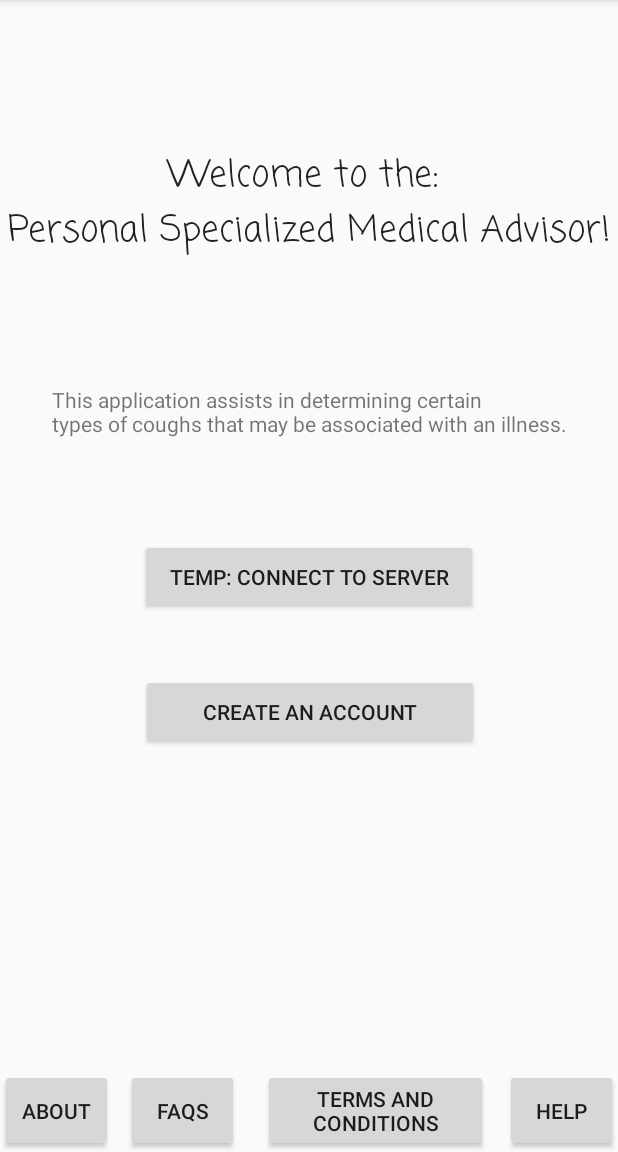
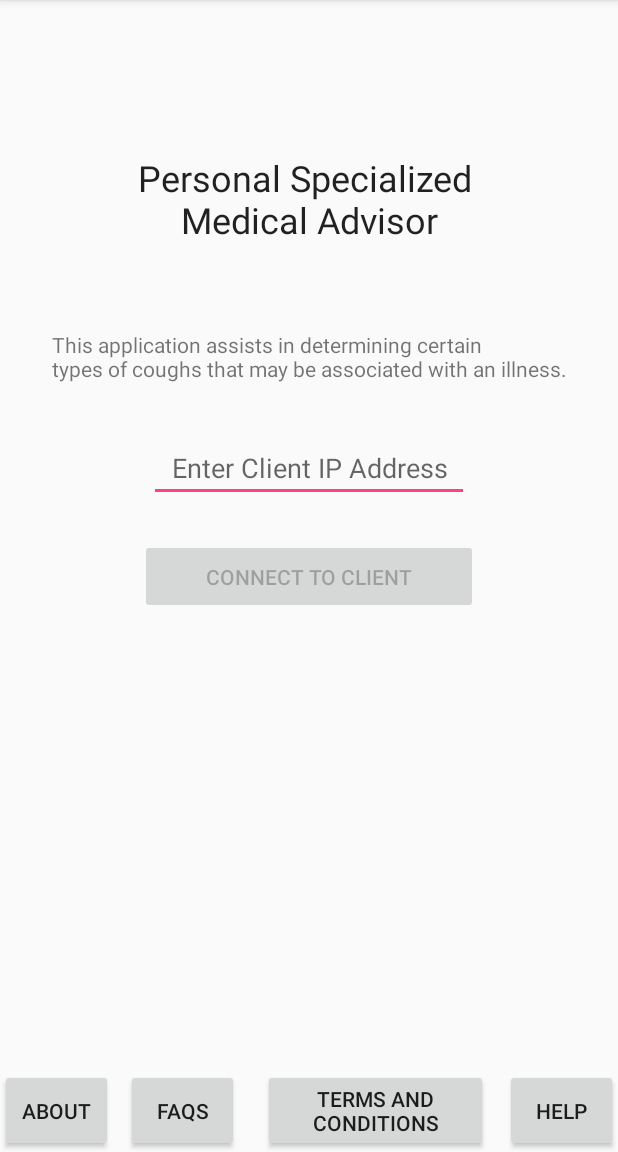
Before and after one commit to jonnn333/SeniorDesign24, an Android app: the screen it shows after launch (MainActivity), on a phone screen of 412 x 824 dp, the part 84-1236 px from its top. Run offline under Robolectric (Android 15) with nearby library versions, the phone set to English and light mode, and no system bars; 1 statement that could not run was skipped.

Commit message:
Refinement and Additions
- Fixed message-sending logic when connecting to MatLab Server
- Added editText field to enter IP Address to remove need to reload APK
when manually changing the dynamic address given by RUWireless
- Added feature to disable "connect to client" button while the editText
field is empty (IP Address)

```diff
--- a/PSMA/app/src/main/java/capstones17_24/psma/Connection.java
+++ b/PSMA/app/src/main/java/capstones17_24/psma/Connection.java
@@ -12,6 +12,8 @@ import android.widget.Toast;
 import java.net.*;
 import java.io.*;
 
+import static capstones17_24.psma.MainActivity.IP_Address;
+
 public class Connection extends AsyncTask {
 
     @Override
@@ -22,13 +24,40 @@ public class Connection extends AsyncTask {
             Integer port = 8000;
             //disp('Connecting to server...')
 
-            // Defining socket location and port
-            Socket clientSocket = new Socket("172.27.250.223", port);
+            // Defining socket location and port -- IP Changes bc RUWireless dynamic
+            Socket clientSocket = new Socket(IP_Address, port);
             //clientSocket = Socket('localhost', port);
 
+            /*PrintWriter pw = new PrintWriter(clientSocket.getOutputStream(), true);
+            BufferedReader br = new BufferedReader(new InputStreamReader(clientSocket.getInputStream()));
+
+            pw.write("This is Capstone Group S24 (Ft. DJ Jay-C)");
+            pw.flush();
+            pw.close();*/
+
+            //--------------------------------------------------------------
+            // preparing to send message...
+            DataOutputStream dataOut = new DataOutputStream(clientSocket.getOutputStream());
+
+            // message receives and prints, but some extra character/squareish thing appears in front (Square, space and another Square)
+            //dataOut.writeByte(1); // this doesn't do anything for us! D:
+            //dataOut.writeUTF("This is Capstone Group S24 (Ft. DJ Jay-C)");
+            //dataOut.writeUTF("Hello from Capstone S24!");
+            dataOut.writeBytes("Hello from Capstone S17-24!");
+            dataOut.flush();
+
+            //closing stream
+            dataOut.close();
+            //--------------------------------------------------------------
+
+            // checks if connection is closed or not
+            if (!clientSocket.isClosed()) {
+                clientSocket.close();
+            }
+
             // I/O stream, currently unused
-            InputStream in = clientSocket.getInputStream();
-            OutputStream out = clientSocket.getOutputStream();
+            //InputStream in = clientSocket.getInputStream();
+            //OutputStream outStream = clientSocket.getOutputStream();
         }
 
         catch (Exception  e) {
@@ -39,3 +68,8 @@ public class Connection extends AsyncTask {
 
 
 }
+
+/*
+Resources
+http://stackoverflow.com/questions/5680259/using-sockets-to-send-and-receive-data
+ */
--- a/PSMA/app/src/main/java/capstones17_24/psma/MainActivity.java
+++ b/PSMA/app/src/main/java/capstones17_24/psma/MainActivity.java
@@ -3,7 +3,10 @@ package capstones17_24.psma;
 import android.os.StrictMode;
 import android.support.v7.app.AppCompatActivity;
 import android.os.Bundle;
+import android.text.Editable;
+import android.text.TextWatcher;
 import android.view.View;
+import android.widget.EditText;
 import android.widget.TextView;
 import android.widget.Toast;
 
@@ -15,6 +18,7 @@ import android.os.Bundle;
 import android.view.View;
 import android.widget.Button;
 
+import java.io.File;
 import java.io.IOException;
 import java.util.Random;
 import static android.Manifest.permission.RECORD_AUDIO;
@@ -25,8 +29,15 @@ import android.support.v4.app.ActivityCompat;
 import android.content.pm.PackageManager;
 import android.support.v4.content.ContextCompat;
 
+import org.w3c.dom.Text;
+
 
 public class MainActivity extends AppCompatActivity implements View.OnClickListener {
+
+
+    MediaRecorder myAudioRecorder = new MediaRecorder();
+    private EditText clientIP_editText;
+    public static String IP_Address;
 
     @Override
     protected void onCreate(Bundle savedInstanceState) {
@@ -41,6 +52,13 @@ public class MainActivity extends AppCompatActivity implements View.OnClickListe
         //TextView tv = (TextView) findViewById(R.id.sample_text);
         //tv.setText(stringFromJNI());
 
+        // editText field for entering IP Address
+        clientIP_editText = (EditText) findViewById(R.id.editTextIP);
+        //set listeners
+        clientIP_editText.addTextChangedListener(textWatcher);
+        // run once to disable if empty
+        checkFieldsForEmptyValues();
+
         Button clickButton = (Button) findViewById(R.id.LoginButton);
         clickButton.setOnClickListener(this);
         Button clickAbout = (Button) findViewById(R.id.AboutClick);
@@ -51,7 +69,16 @@ public class MainActivity extends AppCompatActivity implements View.OnClickListe
         clickTerms.setOnClickListener(this);
         Button clickHelp = (Button) findViewById(R.id.HelpClick);
         clickHelp.setOnClickListener(this);
-
+/*      NOTE: Using AudioRecord, and attempting to save as WAV file. See group chat 4/5/17
+        myAudioRecorder.setAudioSource(MediaRecorder.AudioSource.MIC);
+        myAudioRecorder.setOutputFormat(MediaRecorder.OutputFormat.THREE_GPP);
+        myAudioRecorder.setAudioEncoder(MediaRecorder.OutputFormat.AMR_NB);
+        myAudioRecorder.setOutputFile("SampleFile.mp4");
+        try {
+            myAudioRecorder.prepare();
+        } catch (IOException e) {
+            e.printStackTrace();
+        }*/
     }
 
     public void onClick(View v) {
@@ -64,7 +91,11 @@ public class MainActivity extends AppCompatActivity implements View.OnClickListe
                     e.printStackTrace();
                 }*/
                 Toast.makeText(this, "Attempting to connect...", Toast.LENGTH_SHORT).show();
+                //Toast.makeText(this, "Recording Cough", Toast.LENGTH_SHORT).show();
+                //myAudioRecorder.start();
+
                 mainFunction.execute();
+
                 break;
             }
             case R.id.AboutClick: {
@@ -98,10 +129,44 @@ public class MainActivity extends AppCompatActivity implements View.OnClickListe
     }
 */
 
+   // http://stackoverflow.com/questions/20682865/disable-button-when-edit-text-fields-empty
     public void CreateAccountClick(View v) {
         Toast.makeText(this, "Clicked on the Account Creation Button!", Toast.LENGTH_LONG).show();
     }
 
+    //TextWatcher
+    private TextWatcher textWatcher = new TextWatcher() {
+        @Override
+        public void beforeTextChanged(CharSequence charSequence, int i, int i2, int i3)
+        {
+
+        }
+
+        @Override
+        public void onTextChanged(CharSequence charSequence, int i, int i2, int i3) {
+            checkFieldsForEmptyValues();
+        }
+
+        @Override
+        public void afterTextChanged(Editable editable) {
+        }
+    };
+
+    private  void checkFieldsForEmptyValues(){
+        Button b = (Button) findViewById(R.id.LoginButton);
+
+        IP_Address =  clientIP_editText.getText().toString();
+
+        if(IP_Address.equals(""))
+        {
+            b.setEnabled(false);
+        }
+
+        else if(!IP_Address.equals("")){
+            b.setEnabled(true);
+        }
+    }
+//--------------------------------------------------------------------------------------------
 
 
     /**
--- a/PSMA/app/src/main/res/layout/activity_main.xml
+++ b/PSMA/app/src/main/res/layout/activity_main.xml
@@ -12,12 +12,12 @@
         TODO: 4/3/17, 4:37pm EDT
         (done) 1) change font of title - script is weird, yo
         2) add activity to record the voice
-        3) remove login/create account and directly access feature
-        4) add voice recording capabilities and persistence princ
+        (done) 3) remove login/create account and directly access feature
+        4) add voice recording capabilities and persistence principles
         4.1) save as sound file, but test with message first)
         5) integrate with MATLAB using TCP/IP sockets, Chall(FTP client)
         6) debug and refine
-        7) app permissions
+        (done) 7) app permissions
         8) refine layout/aesthetics and such
         9) debug and refine
         10) prep for presentation (unrelated to app design)
@@ -27,9 +27,9 @@
         android:id="@+id/sample_text"
         android:layout_width="wrap_content"
         android:layout_height="wrap_content"
+        android:fontFamily="sans-serif"
         android:lines="3"
-        android:fontFamily="casual"
-        android:text="Welcome to the: \nPersonal Specialized Medical Advisor!"
+        android:text="Personal Specialized \nMedical Advisor"
         android:textAlignment="center"
         android:textAppearance="@style/TextAppearance.AppCompat.Headline"
         app:layout_constraintBottom_toBottomOf="parent"
@@ -48,13 +48,13 @@
         app:layout_constraintLeft_toLeftOf="parent"
         app:layout_constraintRight_toRightOf="parent"
         app:layout_constraintTop_toTopOf="parent"
-        app:layout_constraintVertical_bias="0.35"
+        app:layout_constraintVertical_bias="0.30"
         />
 
     <Button
         android:layout_width="225dp"
         android:layout_height="50dp"
-        android:text="Temp: Connect to Server"
+        android:text="Connect to Client"
         android:id="@+id/LoginButton"
         app:layout_constraintBottom_toBottomOf="parent"
         app:layout_constraintLeft_toLeftOf="parent"
@@ -62,6 +62,8 @@
         app:layout_constraintTop_toTopOf="parent"
         android:onClick="LoginClick"
         />
+
+    <!--
     <Button
         android:layout_width="225dp"
         android:layout_height="50dp"
@@ -74,6 +76,7 @@
         app:layout_constraintHorizontal_bias="0.503"
         app:layout_constraintVertical_bias="0.25"
         android:onClick="CreateAccountClick"/>
+    -->
 
     <Button
         android:layout_width="75dp"
@@ -123,5 +126,22 @@
         app:layout_constraintVertical_bias="1.0"
         android:id="@+id/HelpClick"/>
 
+    <EditText
+        android:id="@+id/editTextIP"
+        android:layout_width="wrap_content"
+        android:layout_height="wrap_content"
+        android:ems="10"
+        app:layout_constraintBottom_toBottomOf="parent"
+        app:layout_constraintLeft_toLeftOf="parent"
+        app:layout_constraintRight_toRightOf="parent"
+        app:layout_constraintTop_toTopOf="parent"
+        android:hint="Enter Client IP Address"
+        android:inputType="number|numberDecimal"
+        android:digits="0123456789."
+        app:layout_constraintHorizontal_bias="0.5"
+        app:layout_constraintVertical_bias="0.39999998"
+        android:textAlignment="center"
+        android:layout_marginBottom="-1dp" />
+
 
 </android.support.constraint.ConstraintLayout>
```
